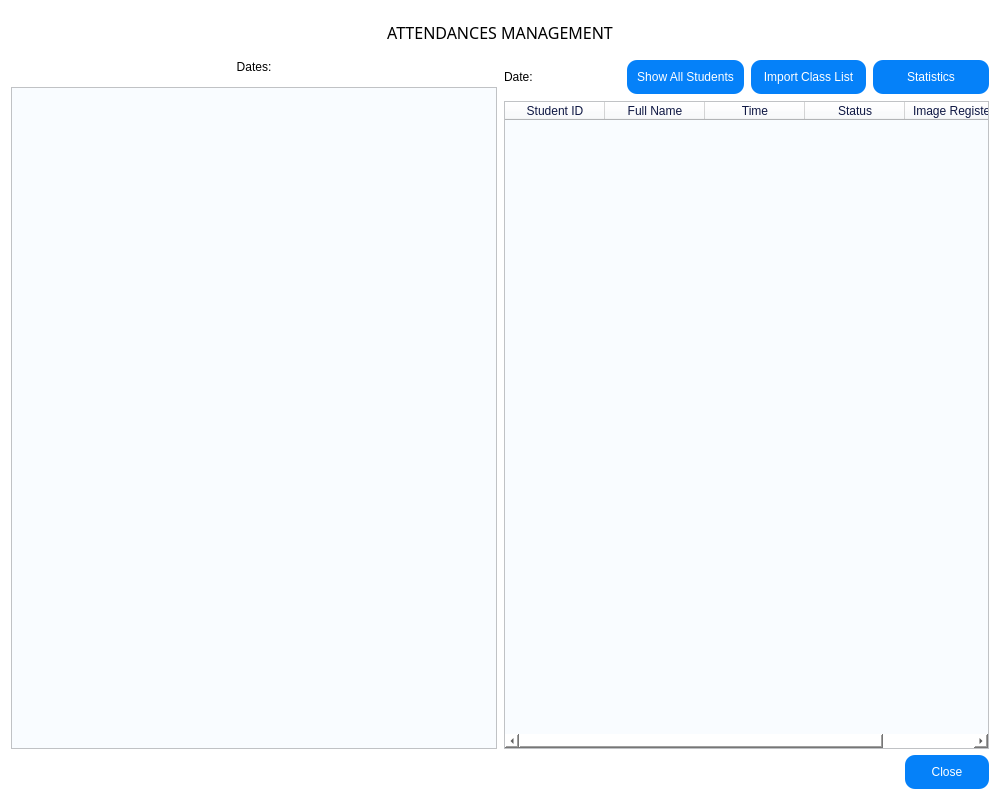
This is Face-Recogntion-PyQt/Face_Detection_PyQt_Final/manage_window.ui in thaontp234112e/Project as Qt 5 draws it before an edit. The edited form follows.
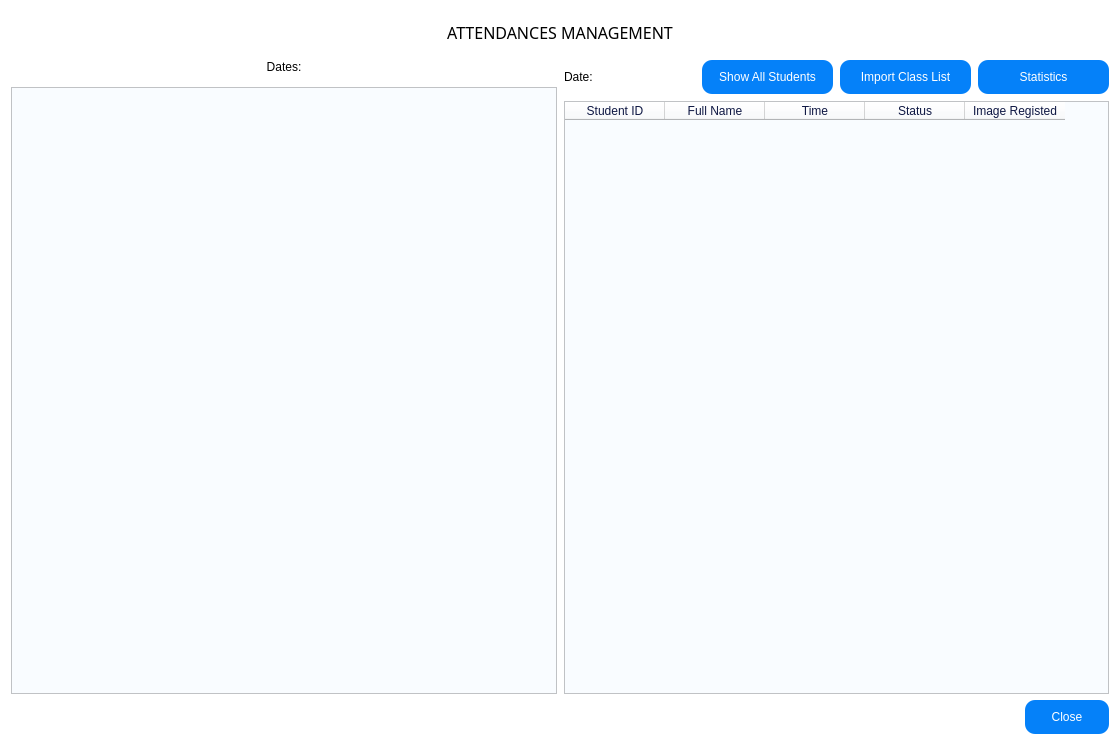
This is the edited form. Icons and pictures are not drawn.

```diff
--- a/Face-Recogntion-PyQt/Face_Detection_PyQt_Final/manage_window.ui
+++ b/Face-Recogntion-PyQt/Face_Detection_PyQt_Final/manage_window.ui
@@ -6,8 +6,8 @@
    <rect>
     <x>0</x>
     <y>0</y>
-    <width>1000</width>
-    <height>800</height>
+    <width>1120</width>
+    <height>745</height>
    </rect>
   </property>
   <property name="windowTitle">
@@ -92,8 +92,8 @@
            <rect>
             <x>0</x>
             <y>0</y>
-            <width>481</width>
-            <height>638</height>
+            <width>541</width>
+            <height>583</height>
            </rect>
           </property>
           <layout class="QVBoxLayout" name="verticalLayout_3">
```
